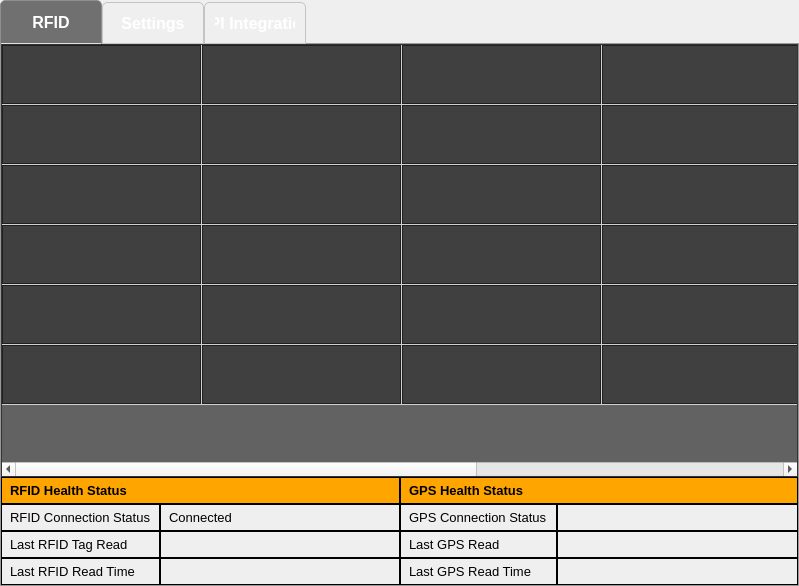
Above: ui/main.ui from DevGuruPro/rfid-python before the change. Below: the same form after it.
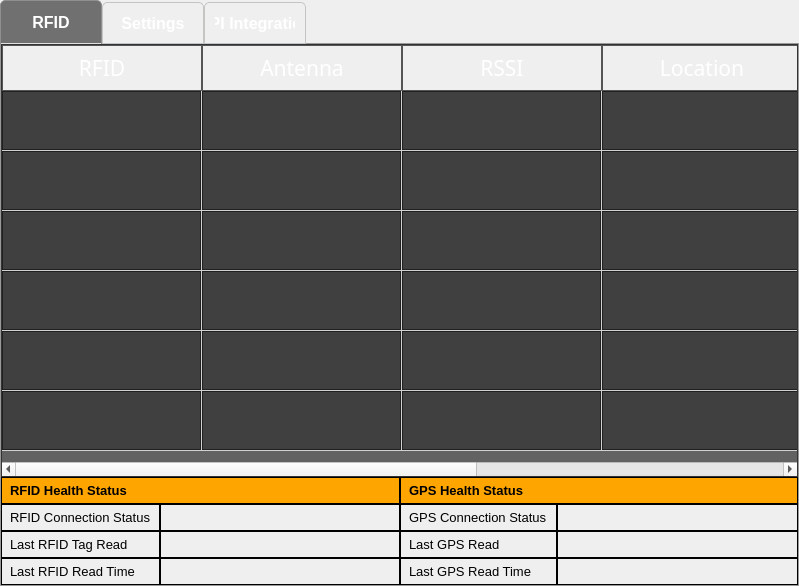
That is the form after the change. Icons and pictures are not drawn.

Commit message: Show table header.

```diff
--- a/ui/main.ui
+++ b/ui/main.ui
@@ -192,7 +192,7 @@
               <number>6</number>
              </property>
              <attribute name="horizontalHeaderVisible">
-              <bool>false</bool>
+              <bool>true</bool>
              </attribute>
              <attribute name="horizontalHeaderDefaultSectionSize">
               <number>200</number>
@@ -381,7 +381,7 @@
 border: 1px solid black;</string>
                  </property>
                  <property name="text">
-                  <string>Connected</string>
+                  <string/>
                  </property>
                 </widget>
                </item>
```
The commit also changes 2 other files.
